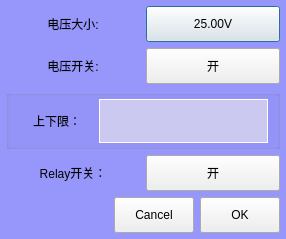
Above: UiFiles/clsHightVoltage.ui from caicaiking/WKELightWave before the change. Below: the same form after it.
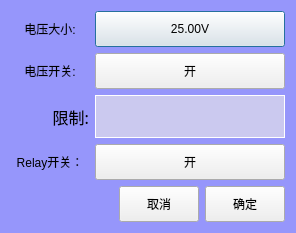
That is the form after the change. Custom widgets are drawn as their Qt base class.

Diff of the .ui file:
```diff
--- a/UiFiles/clsHightVoltage.ui
+++ b/UiFiles/clsHightVoltage.ui
@@ -6,8 +6,8 @@
    <rect>
     <x>0</x>
     <y>0</y>
-    <width>286</width>
-    <height>239</height>
+    <width>296</width>
+    <height>233</height>
    </rect>
   </property>
   <property name="windowTitle">
@@ -19,22 +19,10 @@
 	background-color:rgb(150,150,251);
 }</string>
   </property>
-  <layout class="QGridLayout" name="gridLayout_2">
-   <property name="leftMargin">
-    <number>6</number>
-   </property>
-   <property name="topMargin">
-    <number>6</number>
-   </property>
-   <property name="rightMargin">
-    <number>6</number>
-   </property>
-   <property name="bottomMargin">
-    <number>6</number>
-   </property>
-   <item row="0" column="0">
-    <layout class="QHBoxLayout" name="horizontalLayout">
+  <layout class="QVBoxLayout" name="verticalLayout">
      <item>
+    <layout class="QGridLayout" name="gridLayout">
+     <item row="0" column="0">
       <widget class="QLabel" name="label">
        <property name="styleSheet">
         <string notr="true">font: 12pt &quot;楷体&quot;;</string>
@@ -47,7 +35,7 @@
        </property>
       </widget>
      </item>
-     <item>
+     <item row="0" column="1">
       <widget class="QPushButton" name="btnVoltage">
        <property name="minimumSize">
         <size>
@@ -63,11 +51,7 @@
        </property>
       </widget>
      </item>
-    </layout>
-   </item>
    <item row="1" column="0">
-    <layout class="QHBoxLayout" name="horizontalLayout_2">
-     <item>
       <widget class="QLabel" name="label_2">
        <property name="styleSheet">
         <string notr="true">font: 12pt &quot;楷体&quot;;</string>
@@ -80,7 +64,7 @@
        </property>
       </widget>
      </item>
-     <item>
+     <item row="1" column="1">
       <widget class="QPushButton" name="btnSwitch">
        <property name="minimumSize">
         <size>
@@ -96,27 +80,7 @@
        </property>
       </widget>
      </item>
-    </layout>
-   </item>
    <item row="2" column="0">
-    <widget class="QGroupBox" name="groupBox">
-     <property name="styleSheet">
-      <string notr="true">font: 12pt &quot;楷体&quot;;</string>
-     </property>
-     <property name="title">
-      <string/>
-     </property>
-     <layout class="QGridLayout" name="gridLayout">
-      <property name="topMargin">
-       <number>3</number>
-      </property>
-      <property name="bottomMargin">
-       <number>3</number>
-      </property>
-      <property name="spacing">
-       <number>3</number>
-      </property>
-      <item row="0" column="0">
        <widget class="QLabel" name="label_3">
         <property name="maximumSize">
          <size>
@@ -124,18 +88,27 @@
           <height>16777215</height>
          </size>
         </property>
+       <property name="font">
+        <font>
+         <family>楷体</family>
+         <pointsize>12</pointsize>
+         <weight>50</weight>
+         <italic>false</italic>
+         <bold>false</bold>
+        </font>
+       </property>
         <property name="styleSheet">
          <string notr="true">font: 15pt &quot;楷体&quot;;</string>
         </property>
         <property name="text">
-         <string>上下限：</string>
+        <string>限制:</string>
         </property>
         <property name="alignment">
-         <set>Qt::AlignCenter</set>
+        <set>Qt::AlignRight|Qt::AlignTrailing|Qt::AlignVCenter</set>
         </property>
        </widget>
       </item>
-      <item row="0" column="1">
+     <item row="2" column="1">
        <widget class="clsLabel" name="labelLimit">
         <property name="minimumSize">
          <size>
@@ -143,6 +116,12 @@
           <height>43</height>
          </size>
         </property>
+       <property name="font">
+        <font>
+         <family>楷体</family>
+         <pointsize>12</pointsize>
+        </font>
+       </property>
         <property name="styleSheet">
          <string notr="true">QLabel
 {
@@ -160,12 +139,7 @@
         </property>
        </widget>
       </item>
-     </layout>
-    </widget>
-   </item>
    <item row="3" column="0">
-    <layout class="QHBoxLayout" name="horizontalLayout_5">
-     <item>
       <widget class="QLabel" name="label_5">
        <property name="maximumSize">
         <size>
@@ -184,7 +158,7 @@
        </property>
       </widget>
      </item>
-     <item>
+     <item row="3" column="1">
       <widget class="QPushButton" name="btnRelay">
        <property name="minimumSize">
         <size>
@@ -202,7 +176,7 @@
      </item>
     </layout>
    </item>
-   <item row="4" column="0">
+   <item>
     <layout class="QHBoxLayout" name="horizontalLayout_3">
      <item>
       <spacer name="horizontalSpacer">
@@ -229,7 +203,7 @@
         <string notr="true">font: 12pt &quot;楷体&quot;;</string>
        </property>
        <property name="text">
-        <string>Cancel</string>
+        <string>取消</string>
        </property>
       </widget>
      </item>
@@ -245,7 +219,7 @@
         <string notr="true">font: 12pt &quot;楷体&quot;;</string>
        </property>
        <property name="text">
-        <string>OK</string>
+        <string>确定</string>
        </property>
       </widget>
      </item>
```
Left out of the diff: 4 changed lines with no effect on the pictures. Lines whose indentation alone changed are shown as unchanged.
